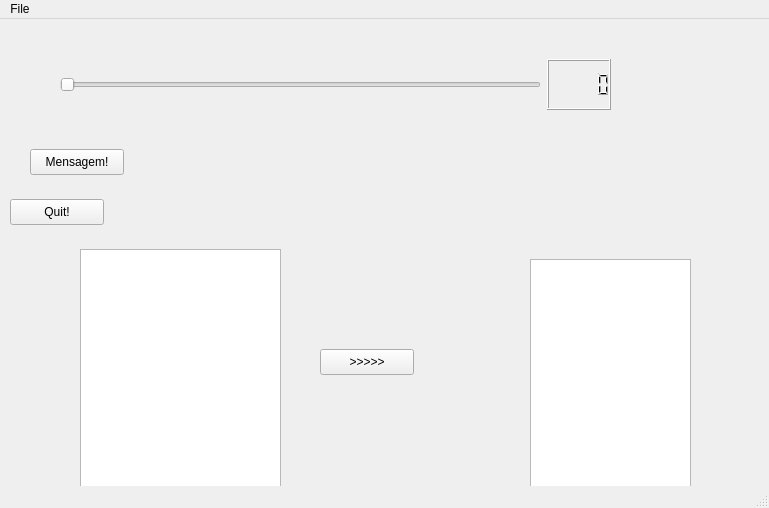
First picture: the form in helloqt/mainwindow.ui, repository agostinhobritojr/dca3303, before the edit.
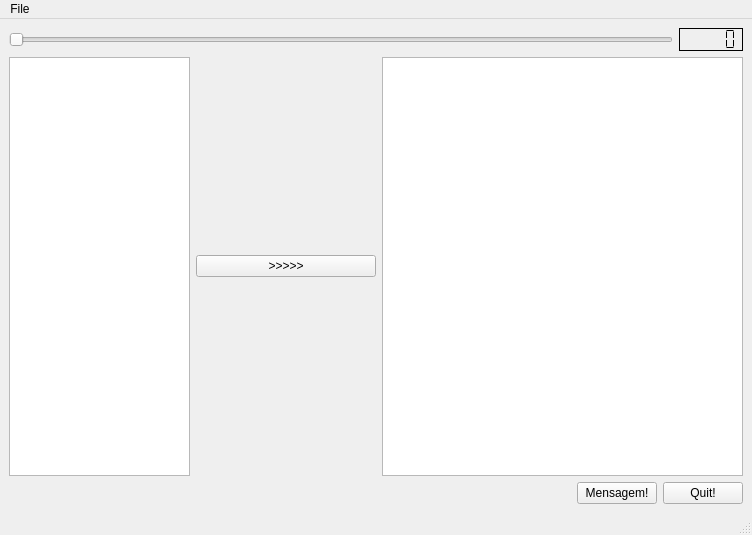
Second picture: the form after the edit.

```diff
--- a/helloqt/mainwindow.ui
+++ b/helloqt/mainwindow.ui
@@ -6,102 +6,95 @@
    <rect>
     <x>0</x>
     <y>0</y>
-    <width>769</width>
-    <height>508</height>
+    <width>752</width>
+    <height>535</height>
    </rect>
   </property>
   <property name="windowTitle">
    <string>MainWindow</string>
   </property>
   <widget class="QWidget" name="centralwidget">
-   <widget class="QPushButton" name="pushButtonQuit">
-    <property name="geometry">
-     <rect>
-      <x>10</x>
-      <y>180</y>
-      <width>94</width>
-      <height>26</height>
-     </rect>
-    </property>
-    <property name="text">
-     <string>Quit!</string>
-    </property>
-   </widget>
-   <widget class="QPushButton" name="pushButtonMensagem">
-    <property name="geometry">
-     <rect>
-      <x>30</x>
-      <y>130</y>
-      <width>94</width>
-      <height>26</height>
-     </rect>
-    </property>
-    <property name="text">
-     <string>Mensagem!</string>
-    </property>
-   </widget>
-   <widget class="QPlainTextEdit" name="plainTextEditOrigem">
-    <property name="geometry">
-     <rect>
-      <x>80</x>
-      <y>230</y>
-      <width>201</width>
-      <height>241</height>
-     </rect>
-    </property>
-   </widget>
-   <widget class="QTextEdit" name="textEditDestino">
-    <property name="geometry">
-     <rect>
-      <x>530</x>
-      <y>240</y>
-      <width>161</width>
-      <height>231</height>
-     </rect>
-    </property>
-   </widget>
-   <widget class="QPushButton" name="pushButtonCopia">
-    <property name="geometry">
-     <rect>
-      <x>320</x>
-      <y>330</y>
-      <width>94</width>
-      <height>26</height>
-     </rect>
-    </property>
-    <property name="text">
-     <string>&gt;&gt;&gt;&gt;&gt;</string>
-    </property>
-   </widget>
-   <widget class="QWidget" name="">
-    <property name="geometry">
-     <rect>
-      <x>60</x>
-      <y>40</y>
-      <width>551</width>
-      <height>51</height>
-     </rect>
-    </property>
-    <layout class="QHBoxLayout" name="horizontalLayout">
-     <item>
-      <widget class="QSlider" name="horizontalSlider">
-       <property name="orientation">
-        <enum>Qt::Orientation::Horizontal</enum>
-       </property>
-      </widget>
-     </item>
-     <item>
-      <widget class="QLCDNumber" name="lcdNumber"/>
-     </item>
-    </layout>
-   </widget>
+   <layout class="QVBoxLayout" name="verticalLayout">
+    <item>
+     <layout class="QHBoxLayout" name="horizontalLayout">
+      <item>
+       <widget class="QSlider" name="horizontalSlider">
+        <property name="orientation">
+         <enum>Qt::Orientation::Horizontal</enum>
+        </property>
+       </widget>
+      </item>
+      <item>
+       <widget class="QLCDNumber" name="lcdNumber">
+        <property name="frameShape">
+         <enum>QFrame::Shape::Panel</enum>
+        </property>
+        <property name="frameShadow">
+         <enum>QFrame::Shadow::Plain</enum>
+        </property>
+        <property name="segmentStyle">
+         <enum>QLCDNumber::SegmentStyle::Flat</enum>
+        </property>
+       </widget>
+      </item>
+     </layout>
+    </item>
+    <item>
+     <layout class="QHBoxLayout" name="horizontalLayout_2" stretch="1,1,2">
+      <item>
+       <widget class="QPlainTextEdit" name="plainTextEditOrigem"/>
+      </item>
+      <item>
+       <widget class="QPushButton" name="pushButtonCopia">
+        <property name="text">
+         <string>&gt;&gt;&gt;&gt;&gt;</string>
+        </property>
+       </widget>
+      </item>
+      <item>
+       <widget class="QTextEdit" name="textEditDestino"/>
+      </item>
+     </layout>
+    </item>
+    <item>
+     <layout class="QHBoxLayout" name="horizontalLayout_3">
+      <item>
+       <spacer name="horizontalSpacer">
+        <property name="orientation">
+         <enum>Qt::Orientation::Horizontal</enum>
+        </property>
+        <property name="sizeHint" stdset="0">
+         <size>
+          <width>40</width>
+          <height>20</height>
+         </size>
+        </property>
+       </spacer>
+      </item>
+      <item>
+       <widget class="QPushButton" name="pushButtonMensagem">
+        <property name="text">
+         <string>Mensagem!</string>
+        </property>
+       </widget>
+      </item>
+      <item>
+       <widget class="QPushButton" name="pushButtonQuit">
+        <property name="text">
+         <string>Quit!</string>
+        </property>
+       </widget>
+      </item>
+     </layout>
+    </item>
+   </layout>
   </widget>
   <widget class="QMenuBar" name="menubar">
    <property name="geometry">
     <rect>
      <x>0</x>
      <y>0</y>
-     <width>769</width>
+     <width>752</width>
      <height>23</height>
     </rect>
    </property>
```
